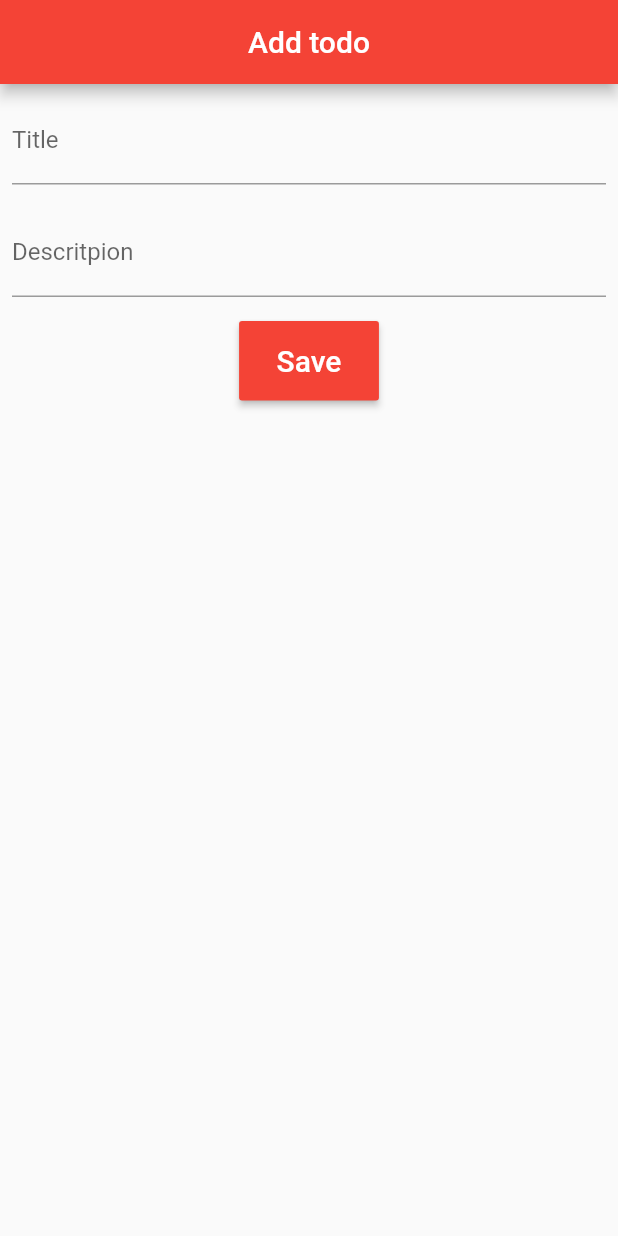
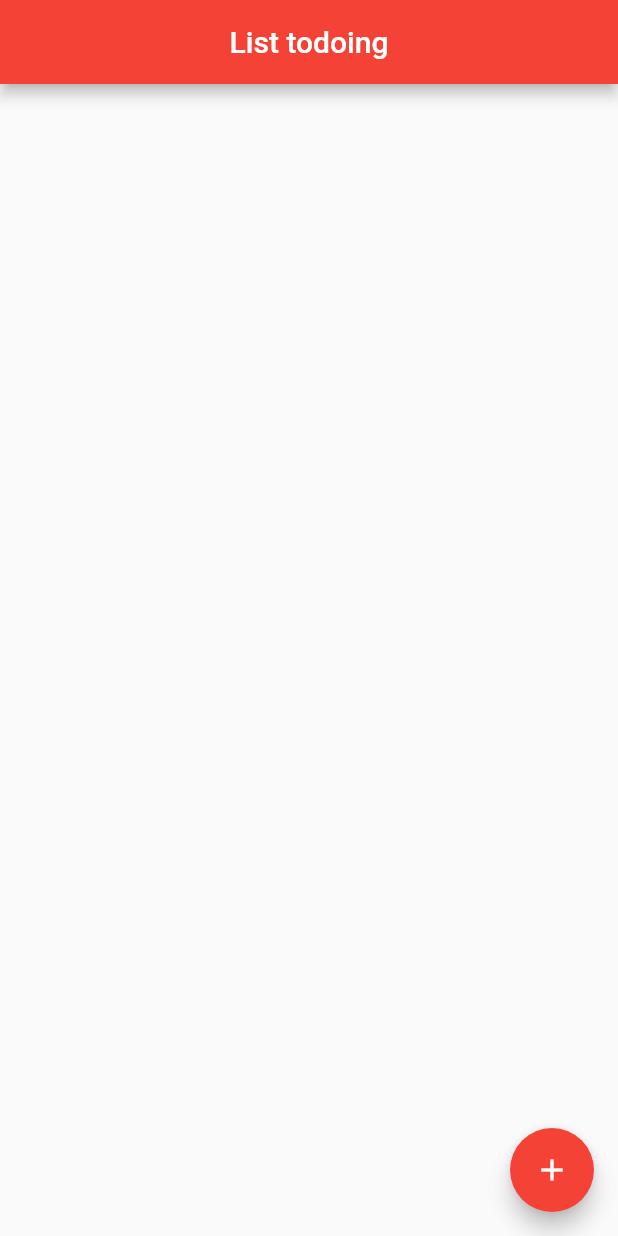
Before and after one commit to mahaubin/todoApp, a Flutter app: the screen it shows after launch, on a phone screen of 412 x 824 dp. Run offline on Flutter 3.47's test engine with Material 2 defaults, Android fonts, the phone set to English and light mode, and no system bars.

Commit message:
Création de la première version de la screen listTodo

```diff
--- a/lib/main.dart
+++ b/lib/main.dart
@@ -1,4 +1,5 @@
 import 'package:flutter/material.dart';
+import 'package:todo/routes.dart';
 import 'package:todo/screens/add_todo_screen.dart';
 
 void main() {
@@ -10,10 +11,12 @@ class MyApp extends StatelessWidget {
   @override
   Widget build(BuildContext context) {
     return MaterialApp(
-        debugShowCheckedModeBanner: false,
-        theme: ThemeData(
-          primarySwatch: Colors.red,
-        ),
-        home: AddTodoScreen());
+      debugShowCheckedModeBanner: false,
+      theme: ThemeData(
+        primarySwatch: Colors.red,
+      ),
+      initialRoute: '/',
+      onGenerateRoute: RouteGenerator.generateRoute,
+    );
   }
 }
--- /dev/null
+++ b/lib/routes.dart
@@ -0,0 +1,17 @@
+import 'package:flutter/material.dart';
+import 'package:todo/screens/add_todo_screen.dart';
+import 'package:todo/screens/todo_list_screen.dart';
+
+class RouteGenerator {
+  static MaterialPageRoute? generateRoute(RouteSettings settings) {
+    final args = settings.arguments;
+    switch (settings.name) {
+      case ('/'):
+        return MaterialPageRoute(builder: (_) => TodoListScreen());
+      case ('/add_todo'):
+        return MaterialPageRoute(builder: (_) => AddTodoScreen());
+      default:
+        return null;
+    }
+  }
+}
--- a/lib/screens/todo_list_screen.dart
+++ b/lib/screens/todo_list_screen.dart
@@ -0,0 +1,26 @@
+import 'package:flutter/material.dart';
+import 'package:todo/screens/add_todo_screen.dart';
+
+class TodoListScreen extends StatefulWidget {
+  TodoListScreen({Key? key}) : super(key: key);
+
+  @override
+  State<TodoListScreen> createState() => _TodoListScreenState();
+}
+
+class _TodoListScreenState extends State<TodoListScreen> {
+  @override
+  Widget build(BuildContext context) {
+    return Scaffold(
+      appBar: AppBar(
+        title: Text("List todoing"),
+        centerTitle: true,
+      ),
+      floatingActionButton: FloatingActionButton(
+          child: Icon(Icons.add),
+          onPressed: () {
+            Navigator.pushNamed(context, '/add_todo');
+          }),
+    );
+  }
+}
```
